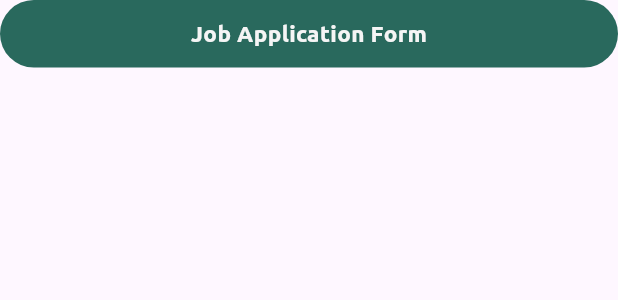
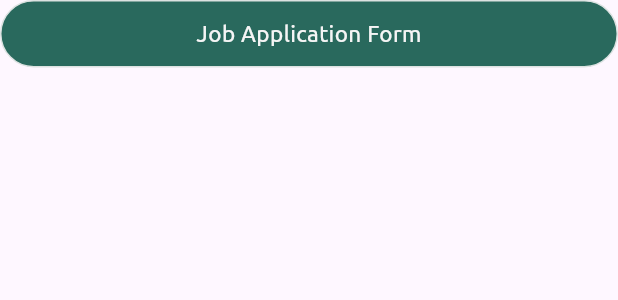
Before and after one commit to RasheedRahman/virtual_business_card, a Flutter app: the ShareButton widget shown alone on an empty page, opened directly, on a phone screen of 412 x 824 dp. Shown: the top 300 px of the screen. Run offline on Flutter 3.47's test engine with Material 3 defaults, Android fonts, the phone set to English and light mode, and no system bars; our stand-ins replace flutter_svg, qr_flutter; missing offline and left inert: flutter_image_slider; project files that could hold a hidden picture were left out.

Commit message:
Updated Code V2

```diff
--- a/lib/bottom_sheet_widget.dart
+++ b/lib/bottom_sheet_widget.dart
@@ -272,9 +272,16 @@ class RoundIconWidget extends StatelessWidget {
 class ShareButton extends StatelessWidget {
   final String buttonText;
   final double? height;
+  final double? radius;
   final void Function()? onTap;
+  final FontWeight? weight;
 
-  ShareButton({required this.buttonText, this.onTap, this.height = 54});
+  ShareButton(
+      {required this.buttonText,
+      this.onTap,
+      this.height = 54,
+      this.radius = 50,
+      this.weight = FontWeight.w700});
 
   @override
   Widget build(BuildContext context) {
@@ -282,7 +289,8 @@ class ShareButton extends StatelessWidget {
       onTap: onTap,
       child: Container(
         decoration: BoxDecoration(
-          borderRadius: BorderRadius.circular(50),
+          borderRadius: BorderRadius.circular(radius!),
+          border: Border.all(width: 1, color: Color(0xFFDCE2E1)),
           color: Color(0xFF29695D),
         ),
         height: height,
@@ -290,7 +298,7 @@ class ShareButton extends StatelessWidget {
           child: Text(
             buttonText,
             style: TextStyle(
-              fontWeight: FontWeight.w700,
+              fontWeight: weight,
               fontSize: 15,
               fontFamily: 'Ubuntu',
               color: Color(0xFFF5F5F5),
```
Also changed, not shown: lib/main.dart (+6 -3 lines), assets/arrow-down.svg (added), assets/arrow-up.svg (added).
